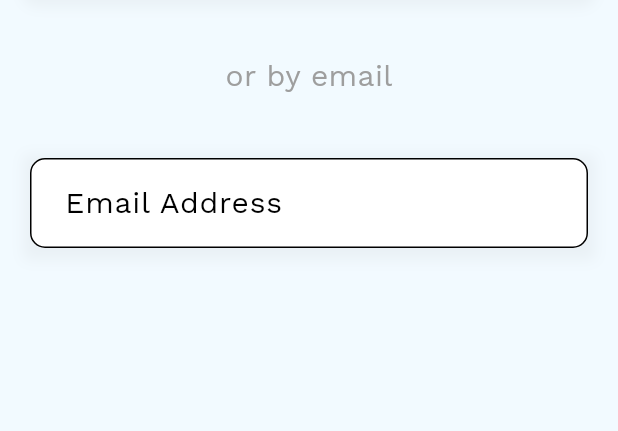
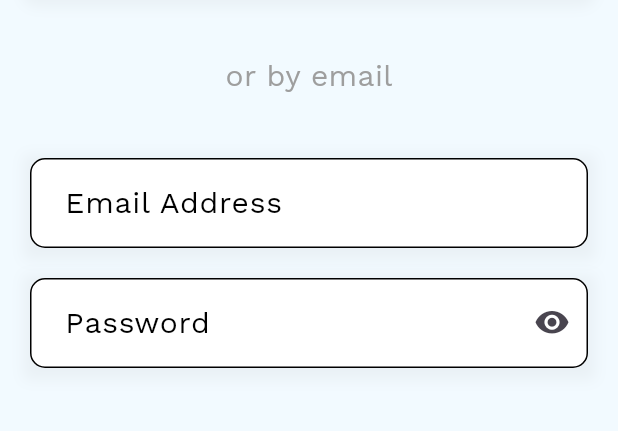
Before and after one commit to Amir-HShahi/JAB-Project, a Flutter app: the screen it shows after launch, on a phone screen of 412 x 824 dp, the part 445-876 px from its top. Run offline on Flutter 3.47's test engine with Material 3 defaults, Android fonts, the phone set to English and light mode, and no system bars; our stand-ins replace google_fonts.

Commit message:
obscure text abstracted, SignTextFieldWidget

```diff
--- a/lib/view/components/sign_styled_text_field.dart
+++ b/lib/view/components/sign_styled_text_field.dart
@@ -3,13 +3,22 @@ import 'package:google_fonts/google_fonts.dart';
 
 class SignStyledTextField extends StatefulWidget {
   final String hintText;
-  const SignStyledTextField({super.key, required this.hintText});
+  final bool isSuffixIconActive;
+  const SignStyledTextField(
+      {super.key, required this.hintText, required this.isSuffixIconActive});
 
   @override
   State<SignStyledTextField> createState() => _SignStyledTextFieldState();
 }
 
 class _SignStyledTextFieldState extends State<SignStyledTextField> {
+  bool _isInputTextObscure = false;
+  void toggleObscureTextIcon() {
+    setState(() {
+      _isInputTextObscure = !_isInputTextObscure;
+    });
+  }
+
   @override
   Widget build(BuildContext context) {
     return Container(
@@ -20,11 +29,12 @@ class _SignStyledTextFieldState extends State<SignStyledTextField> {
           color: Colors.grey.withOpacity(0.1),
           spreadRadius: 5,
           blurRadius: 7,
-          offset: const Offset(0, 3), // changes position of shadow
+          offset: const Offset(0, 3),
         ),
       ]),
       child: Center(
         child: TextField(
+          obscureText: _isInputTextObscure,
           decoration: InputDecoration(
               border: InputBorder.none,
               enabledBorder: const OutlineInputBorder(
@@ -34,8 +44,15 @@ class _SignStyledTextFieldState extends State<SignStyledTextField> {
                   borderRadius: BorderRadius.all(Radius.circular(10)),
                   borderSide: BorderSide(color: Colors.yellow)),
               hintText: widget.hintText,
-              hintStyle: GoogleFonts.workSans(
-                  color: Colors.black, fontSize: 20),
+              hintStyle:
+                  GoogleFonts.workSans(color: Colors.black, fontSize: 20),
+              suffixIcon: widget.isSuffixIconActive
+                  ? IconButton(
+                      onPressed: toggleObscureTextIcon,
+                      icon: Icon(_isInputTextObscure
+                          ? Icons.visibility_off_rounded
+                          : Icons.visibility_rounded))
+                  : null,
               fillColor: Colors.white,
               filled: true),
         ),
--- a/lib/view/sign_up_screen.dart
+++ b/lib/view/sign_up_screen.dart
@@ -41,7 +41,11 @@ class SignUpScreen extends StatelessWidget {
                       fontSize: 20,
                       color: Colors.grey)),
               const SizedBox(height: 40),
-              const SignStyledTextField(hintText: " Email Address"),
+              const SignStyledTextField(
+                  hintText: " Email Address", isSuffixIconActive: false),
+              const SizedBox(height: 20),
+              const SignStyledTextField(
+                  hintText: " Password", isSuffixIconActive: true),
             ],
           ),
         ),
```
